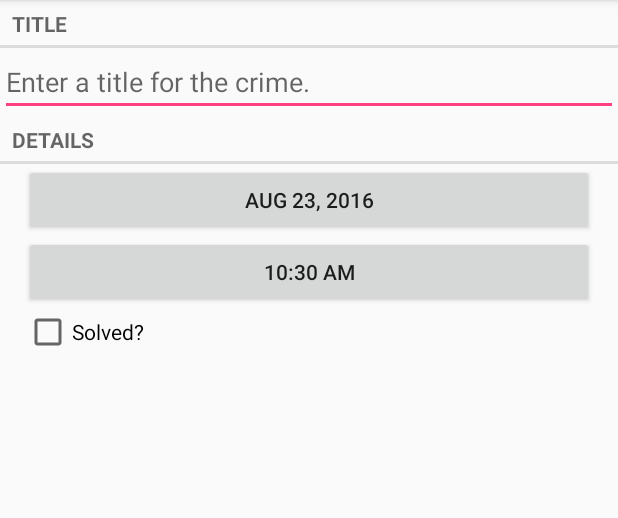
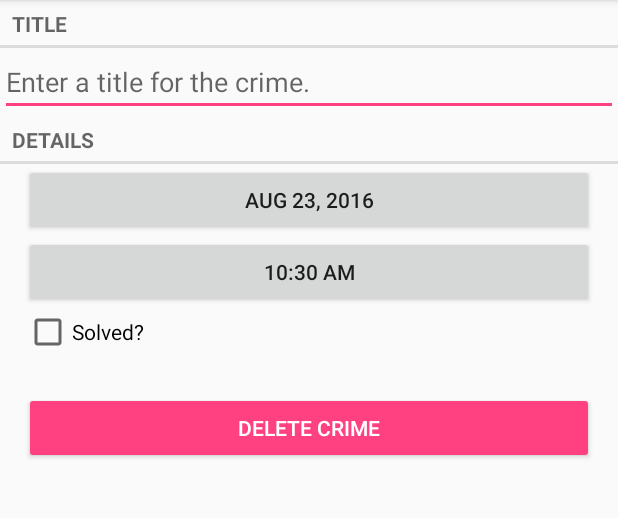
Before and after one commit to rosscooperman/android, an Android app: the CrimePagerActivity screen opened directly, with no data from a screen before it, on a phone screen of 412 x 824 dp, the part 84-602 px from its top. Run offline under Robolectric (Android 15) with nearby library versions, the phone set to English and light mode, and no system bars.

Commit message:
Chapter 13 Challenge 1

```diff
--- a/app/src/main/java/com/knowme/criminalintent/CrimeFragment.java
+++ b/app/src/main/java/com/knowme/criminalintent/CrimeFragment.java
@@ -37,6 +37,7 @@ public class CrimeFragment extends Fragment {
     private Button mDateButton;
     private Button mTimeButton;
     private CheckBox mSolvedCheckBox;
+    private Button mDeleteButton;
 
     private void updateDate() {
         java.text.DateFormat dateFormatter = DateFormat.getMediumDateFormat(getActivity().getApplicationContext());
@@ -62,6 +63,7 @@ public class CrimeFragment extends Fragment {
         mDateButton = (Button)v.findViewById(R.id.crime_date);
         mTimeButton = (Button)v.findViewById(R.id.crime_time);
         mSolvedCheckBox = (CheckBox)v.findViewById(R.id.crime_solved);
+        mDeleteButton = (Button)v.findViewById(R.id.delete_crime_button);
 
         mTitleField.setText(mCrime.getTitle());
         mSolvedCheckBox.setChecked(mCrime.isSolved());
@@ -105,6 +107,15 @@ public class CrimeFragment extends Fragment {
             }
         });
 
+        mDeleteButton.setOnClickListener(new View.OnClickListener() {
+            @Override
+            public void onClick(View view) {
+                if (CrimeLab.get(getActivity()).deleteCrime(mCrime)) {
+                    getActivity().finish();
+                }
+            }
+        });
+
         return v;
     }
 
--- a/app/src/main/java/com/knowme/criminalintent/CrimeLab.java
+++ b/app/src/main/java/com/knowme/criminalintent/CrimeLab.java
@@ -39,4 +39,8 @@ public class CrimeLab {
     public void addCrime(Crime crime) {
         mCrimes.add(crime);
     }
+
+    public boolean deleteCrime(Crime crime) {
+        return mCrimes.remove(crime);
+    }
 }
--- a/app/src/main/res/layout/fragment_crime.xml
+++ b/app/src/main/res/layout/fragment_crime.xml
@@ -46,4 +46,14 @@
         android:id="@+id/crime_solved"
         android:layout_marginLeft="16dp"
         android:layout_marginRight="16dp"/>
+
+    <Button
+        android:id="@+id/delete_crime_button"
+        android:layout_width="match_parent"
+        android:layout_height="wrap_content"
+        android:layout_marginTop="24dp"
+        android:layout_marginLeft="16dp"
+        android:layout_marginRight="16dp"
+        android:text="@string/crime_delete_button"
+        style="@style/Widget.AppCompat.Button.Colored"/>
 </LinearLayout>
--- a/app/src/main/res/values/strings.xml
+++ b/app/src/main/res/values/strings.xml
@@ -10,4 +10,5 @@
     <string name="show_subtitle">Show Subtitle</string>
     <string name="hide_subtitle">Hide Subtitle</string>
     <string name="subtitle_format">%1$d</string>
+    <string name="crime_delete_button">Delete Crime</string>
 </resources>
```
